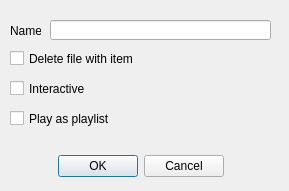
Above: dialogs/tabdialog.ui from jeyboy/palyo2 before the change. Below: the same form after it.
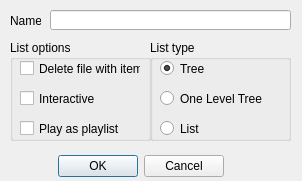
That is the form after the change.

Commit message: add level tree and list types

```diff
--- a/dialogs/tabdialog.ui
+++ b/dialogs/tabdialog.ui
@@ -6,8 +6,8 @@
    <rect>
     <x>0</x>
     <y>0</y>
-    <width>289</width>
-    <height>191</height>
+    <width>302</width>
+    <height>181</height>
    </rect>
   </property>
   <property name="windowTitle">
@@ -36,7 +36,7 @@
    <property name="geometry">
     <rect>
      <x>10</x>
-     <y>20</y>
+     <y>10</y>
      <width>31</width>
      <height>21</height>
     </rect>
@@ -55,8 +55,8 @@
    <property name="geometry">
     <rect>
      <x>50</x>
-     <y>20</y>
-     <width>221</width>
+     <y>10</y>
+     <width>241</width>
      <height>20</height>
     </rect>
    </property>
@@ -64,44 +64,112 @@
     <string/>
    </property>
   </widget>
-  <widget class="QCheckBox" name="deleteFile">
+  <widget class="QGroupBox" name="groupBox">
    <property name="geometry">
     <rect>
-     <x>10</x>
-     <y>50</y>
-     <width>261</width>
-     <height>17</height>
+     <x>150</x>
+     <y>40</y>
+     <width>141</width>
+     <height>101</height>
     </rect>
    </property>
-   <property name="text">
-    <string>Delete file with item</string>
+   <property name="title">
+    <string>List type</string>
    </property>
+   <widget class="QRadioButton" name="isListRadio">
+    <property name="geometry">
+     <rect>
+      <x>10</x>
+      <y>80</y>
+      <width>121</width>
+      <height>17</height>
+     </rect>
+    </property>
+    <property name="text">
+     <string>List</string>
+    </property>
+   </widget>
+   <widget class="QRadioButton" name="isTreeRadio">
+    <property name="geometry">
+     <rect>
+      <x>10</x>
+      <y>20</y>
+      <width>121</width>
+      <height>17</height>
+     </rect>
+    </property>
+    <property name="text">
+     <string>Tree</string>
+    </property>
+    <property name="checked">
+     <bool>true</bool>
+    </property>
+   </widget>
+   <widget class="QRadioButton" name="IsOneLevelTreeRadio">
+    <property name="geometry">
+     <rect>
+      <x>10</x>
+      <y>50</y>
+      <width>121</width>
+      <height>17</height>
+     </rect>
+    </property>
+    <property name="text">
+     <string>One Level Tree</string>
+    </property>
+   </widget>
   </widget>
-  <widget class="QCheckBox" name="interactive">
+  <widget class="QGroupBox" name="groupBox_2">
    <property name="geometry">
     <rect>
      <x>10</x>
-     <y>80</y>
-     <width>261</width>
-     <height>17</height>
+     <y>40</y>
+     <width>141</width>
+     <height>101</height>
     </rect>
    </property>
-   <property name="text">
-    <string>Interactive</string>
+   <property name="title">
+    <string>List options</string>
    </property>
-  </widget>
-  <widget class="QCheckBox" name="playlist">
-   <property name="geometry">
-    <rect>
-     <x>10</x>
-     <y>110</y>
-     <width>261</width>
-     <height>17</height>
-    </rect>
-   </property>
-   <property name="text">
-    <string>Play as playlist</string>
-   </property>
+   <widget class="QCheckBox" name="playlist">
+    <property name="geometry">
+     <rect>
+      <x>10</x>
+      <y>80</y>
+      <width>121</width>
+      <height>17</height>
+     </rect>
+    </property>
+    <property name="text">
+     <string>Play as playlist</string>
+    </property>
+   </widget>
+   <widget class="QCheckBox" name="interactive">
+    <property name="geometry">
+     <rect>
+      <x>10</x>
+      <y>50</y>
+      <width>121</width>
+      <height>17</height>
+     </rect>
+    </property>
+    <property name="text">
+     <string>Interactive</string>
+    </property>
+   </widget>
+   <widget class="QCheckBox" name="deleteFile">
+    <property name="geometry">
+     <rect>
+      <x>10</x>
+      <y>20</y>
+      <width>121</width>
+      <height>17</height>
+     </rect>
+    </property>
+    <property name="text">
+     <string>Delete file with item</string>
+    </property>
+   </widget>
   </widget>
  </widget>
  <resources/>
```
The commit also changes 21 other files.
